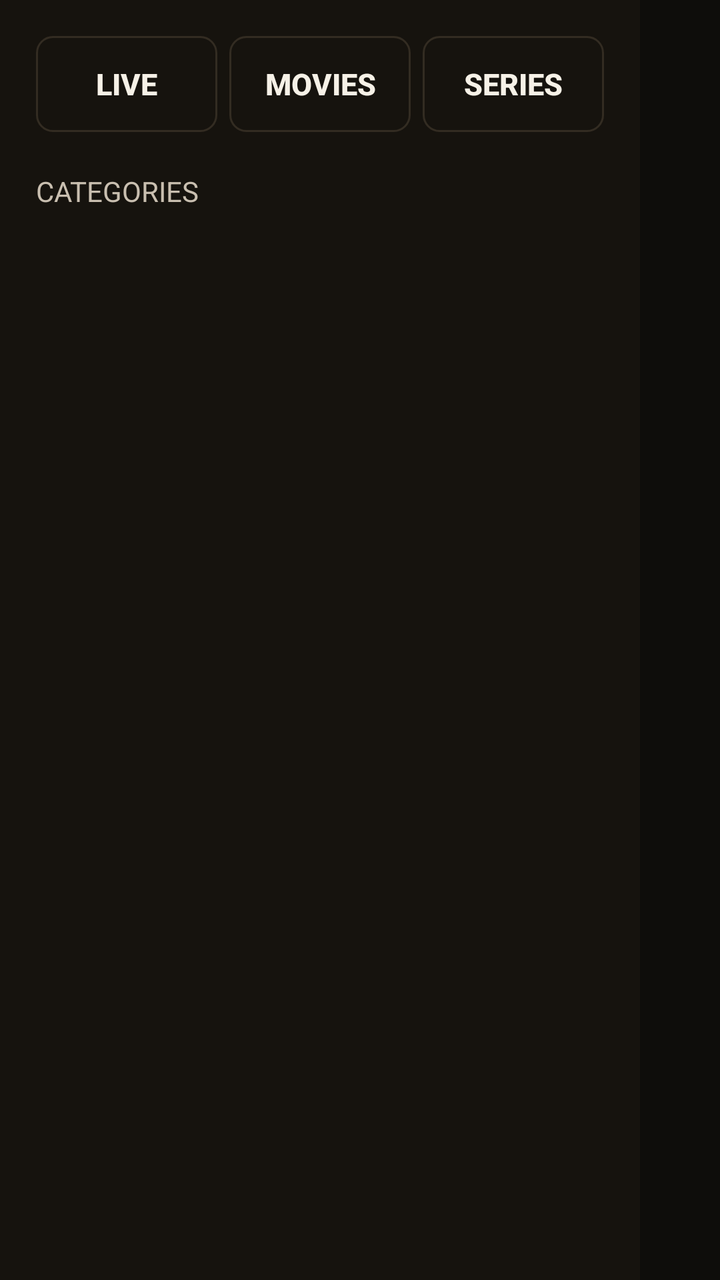
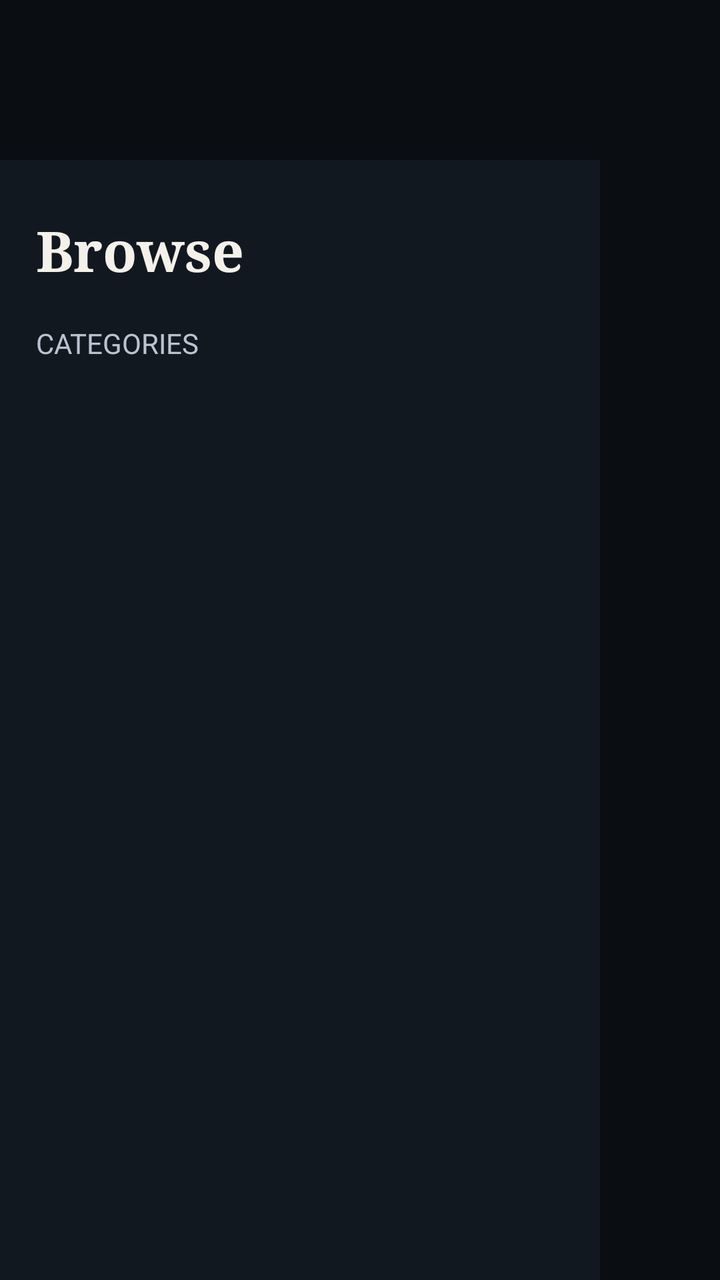

Before-and-after screenshots of an Android layout around one commit, followed by the original layout XML and the change that was made.
<!-- AndroidManifest.xml: application theme AppTheme -->
<!-- res/layout/activity_browse.xml -->
<?xml version="1.0" encoding="utf-8"?>
<LinearLayout xmlns:android="http://schemas.android.com/apk/res/android"
    android:layout_width="match_parent"
    android:layout_height="match_parent"
    android:background="@color/bg"
    android:orientation="horizontal">

    <LinearLayout
        android:layout_width="320dp"
        android:layout_height="match_parent"
        android:background="@color/panel"
        android:orientation="vertical"
        android:padding="18dp">

        <LinearLayout
            android:layout_width="match_parent"
            android:layout_height="wrap_content"
            android:orientation="horizontal">

            <Button
                android:id="@+id/tabLive"
                android:layout_width="0dp"
                android:layout_height="48dp"
                android:layout_marginEnd="3dp"
                android:layout_weight="1"
                android:background="@drawable/tab_bg"
                android:minWidth="0dp"
                android:minHeight="0dp"
                android:paddingStart="4dp"
                android:paddingEnd="4dp"
                android:stateListAnimator="@null"
                android:text="@string/live"
                android:textColor="@color/text"
                android:textSize="15sp"
                android:textStyle="bold" />

            <Button
                android:id="@+id/tabVod"
                android:layout_width="0dp"
                android:layout_height="48dp"
                android:layout_marginStart="3dp"
                android:layout_marginEnd="3dp"
                android:layout_weight="1"
                android:background="@drawable/tab_bg"
                android:minWidth="0dp"
                android:minHeight="0dp"
                android:paddingStart="4dp"
                android:paddingEnd="4dp"
                android:stateListAnimator="@null"
                android:text="@string/movies"
                android:textColor="@color/text"
                android:textSize="15sp"
                android:textStyle="bold" />

            <Button
                android:id="@+id/tabSeries"
                android:layout_width="0dp"
                android:layout_height="48dp"
                android:layout_marginStart="3dp"
                android:layout_weight="1"
                android:background="@drawable/tab_bg"
                android:minWidth="0dp"
                android:minHeight="0dp"
                android:paddingStart="4dp"
                android:paddingEnd="4dp"
                android:stateListAnimator="@null"
                android:text="@string/series"
                android:textColor="@color/text"
                android:textSize="15sp"
                android:textStyle="bold" />
        </LinearLayout>

        <TextView
            android:layout_width="match_parent"
            android:layout_height="wrap_content"
            android:paddingTop="20dp"
            android:paddingBottom="8dp"
            android:text="@string/categories"
            android:textAllCaps="true"
            android:textColor="@color/text_dim"
            android:textSize="14sp" />

        <androidx.recyclerview.widget.RecyclerView
            android:id="@+id/categories"
            android:layout_width="match_parent"
            android:layout_height="0dp"
            android:layout_weight="1"
            android:clipToPadding="false" />
    </LinearLayout>

    <FrameLayout
        android:layout_width="0dp"
        android:layout_height="match_parent"
        android:layout_weight="1">

        <androidx.recyclerview.widget.RecyclerView
            android:id="@+id/streams"
            android:layout_width="match_parent"
            android:layout_height="match_parent"
            android:clipToPadding="false"
            android:padding="20dp" />

        <ProgressBar
            android:id="@+id/progress"
            android:layout_width="wrap_content"
            android:layout_height="wrap_content"
            android:layout_gravity="center"
            android:visibility="gone" />

        <TextView
            android:id="@+id/status"
            android:layout_width="wrap_content"
            android:layout_height="wrap_content"
            android:layout_gravity="center"
            android:gravity="center"
            android:padding="24dp"
            android:textColor="@color/text_dim"
            android:textSize="16sp" />
    </FrameLayout>

</LinearLayout>
<!-- resources referenced by this layout -->
<resources>
  <color name="bg">#0E0D0B</color>
  <color name="panel">#16130E</color>
  <color name="text">#F6F1E7</color>
  <color name="text_dim">#C9BFB0</color>
  <!-- drawable tab_bg (drawable) -->
  <?xml version="1.0" encoding="utf-8"?>
  <selector xmlns:android="http://schemas.android.com/apk/res/android">
      <item android:state_focused="true" android:state_selected="true">
          <shape android:shape="rectangle">
              <solid android:color="@color/accent" />
              <stroke
                  android:width="2dp"
                  android:color="@color/accent_light" />
              <corners android:radius="8dp" />
          </shape>
      </item>
      <item android:state_selected="true">
          <shape android:shape="rectangle">
              <solid android:color="@color/accent" />
              <corners android:radius="8dp" />
          </shape>
      </item>
      <item android:state_focused="true">
          <shape android:shape="rectangle">
              <solid android:color="@color/panel" />
              <stroke
                  android:width="2dp"
                  android:color="@color/accent" />
              <corners android:radius="8dp" />
          </shape>
      </item>
      <item>
          <shape android:shape="rectangle">
              <solid android:color="#00000000" />
              <stroke
                  android:width="1dp"
                  android:color="@color/card_border" />
              <corners android:radius="8dp" />
          </shape>
      </item>
  </selector>
  <string name="categories">Categories</string>
  <string name="live">LIVE</string>
  <string name="movies">MOVIES</string>
  <string name="series">SERIES</string>
  <style name="AppTheme" parent="Theme.AppCompat.NoActionBar">
          <item name="android:windowBackground">@color/bg</item>
          <item name="android:windowNoTitle">true</item>
          <item name="android:windowFullscreen">true</item>
          <item name="colorAccent">@color/accent</item>
          <item name="android:textColor">@color/text</item>
      </style>
  <color name="accent">#F2B441</color>
  <color name="accent_light">#FFD98A</color>
  <color name="card_border">#332C22</color>
</resources>

<!-- the commit's change to res/layout/activity_browse.xml (unified diff, before → after) -->
@@ -3,119 +3,143 @@
     android:layout_width="match_parent"
     android:layout_height="match_parent"
     android:background="@color/bg"
-    android:orientation="horizontal">
+    android:orientation="vertical">
+
+    <FrameLayout
+        android:id="@+id/navHost"
+        android:layout_width="match_parent"
+        android:layout_height="80dp" />
 
     <LinearLayout
-        android:layout_width="320dp"
-        android:layout_height="match_parent"
-        android:background="@color/panel"
-        android:orientation="vertical"
-        android:padding="18dp">
+        android:layout_width="match_parent"
+        android:layout_height="0dp"
+        android:layout_weight="1"
+        android:orientation="horizontal">
 
         <LinearLayout
-            android:layout_width="match_parent"
-            android:layout_height="wrap_content"
-            android:orientation="horizontal">
+            android:layout_width="300dp"
+            android:layout_height="match_parent"
+            android:background="@color/panel"
+            android:orientation="vertical"
+            android:padding="18dp">
 
-            <Button
-                android:id="@+id/tabLive"
-                android:layout_width="0dp"
-                android:layout_height="48dp"
-                android:layout_marginEnd="3dp"
-                android:layout_weight="1"
-                android:background="@drawable/tab_bg"
-                android:minWidth="0dp"
-                android:minHeight="0dp"
-                android:paddingStart="4dp"
-                android:paddingEnd="4dp"
-                android:stateListAnimator="@null"
-                android:text="@string/live"
+            <TextView
+                android:layout_width="match_parent"
+                android:layout_height="wrap_content"
+                android:fontFamily="serif"
+                android:paddingTop="8dp"
+                android:paddingBottom="14dp"
+                android:text="Browse"
                 android:textColor="@color/text"
-                android:textSize="15sp"
+                android:textSize="28sp"
                 android:textStyle="bold" />
 
-            <Button
-                android:id="@+id/tabVod"
-                android:layout_width="0dp"
-                android:layout_height="48dp"
-                android:layout_marginStart="3dp"
-                android:layout_marginEnd="3dp"
+            <LinearLayout
+                android:layout_width="match_parent"
+                android:layout_height="wrap_content"
+                android:orientation="horizontal"
+                android:visibility="gone">
+
+                <Button
+                    android:id="@+id/tabLive"
+                    android:layout_width="0dp"
+                    android:layout_height="48dp"
+                    android:layout_marginEnd="3dp"
+                    android:layout_weight="1"
+                    android:background="@drawable/tab_bg"
+                    android:minWidth="0dp"
+                    android:minHeight="0dp"
+                    android:paddingStart="4dp"
+                    android:paddingEnd="4dp"
+                    android:stateListAnimator="@null"
+                    android:text="@string/live"
+                    android:textColor="@color/text"
+                    android:textSize="15sp"
+                    android:textStyle="bold" />
+
+                <Button
+                    android:id="@+id/tabVod"
+                    android:layout_width="0dp"
+                    android:layout_height="48dp"
+                    android:layout_marginStart="3dp"
+                    android:layout_marginEnd="3dp"
+                    android:layout_weight="1"
+                    android:background="@drawable/tab_bg"
+                    android:minWidth="0dp"
+                    android:minHeight="0dp"
+                    android:paddingStart="4dp"
+                    android:paddingEnd="4dp"
+                    android:stateListAnimator="@null"
+                    android:text="@string/movies"
+                    android:textColor="@color/text"
+                    android:textSize="15sp"
+                    android:textStyle="bold" />
+
+                <Button
+                    android:id="@+id/tabSeries"
+                    android:layout_width="0dp"
+                    android:layout_height="48dp"
+                    android:layout_marginStart="3dp"
+                    android:layout_weight="1"
+                    android:background="@drawable/tab_bg"
+                    android:minWidth="0dp"
+                    android:minHeight="0dp"
+                    android:paddingStart="4dp"
+                    android:paddingEnd="4dp"
+                    android:stateListAnimator="@null"
+                    android:text="@string/series"
+                    android:textColor="@color/text"
+                    android:textSize="15sp"
+                    android:textStyle="bold" />
+            </LinearLayout>
+
+            <TextView
+                android:layout_width="match_parent"
+                android:layout_height="wrap_content"
+                android:paddingTop="4dp"
+                android:paddingBottom="8dp"
+                android:text="@string/categories"
+                android:textAllCaps="true"
+                android:textColor="@color/text_dim"
+                android:textSize="14sp" />
+
+            <androidx.recyclerview.widget.RecyclerView
+                android:id="@+id/categories"
+                android:layout_width="match_parent"
+                android:layout_height="0dp"
                 android:layout_weight="1"
-                android:background="@drawable/tab_bg"
-                android:minWidth="0dp"
-                android:minHeight="0dp"
-                android:paddingStart="4dp"
-                android:paddingEnd="4dp"
-                android:stateListAnimator="@null"
-                android:text="@string/movies"
-                android:textColor="@color/text"
-                android:textSize="15sp"
-                android:textStyle="bold" />
-
-            <Button
-                android:id="@+id/tabSeries"
-                android:layout_width="0dp"
-                android:layout_height="48dp"
-                android:layout_marginStart="3dp"
-                android:layout_weight="1"
-                android:background="@drawable/tab_bg"
-                android:minWidth="0dp"
-                android:minHeight="0dp"
-                android:paddingStart="4dp"
-                android:paddingEnd="4dp"
-                android:stateListAnimator="@null"
-                android:text="@string/series"
-                android:textColor="@color/text"
-                android:textSize="15sp"
-                android:textStyle="bold" />
+                android:clipToPadding="false" />
         </LinearLayout>
 
-        <TextView
-            android:layout_width="match_parent"
-            android:layout_height="wrap_content"
-            android:paddingTop="20dp"
-            android:paddingBottom="8dp"
-            android:text="@string/categories"
-            android:textAllCaps="true"
-            android:textColor="@color/text_dim"
-            android:textSize="14sp" />
+        <FrameLayout
+            android:layout_width="0dp"
+            android:layout_height="match_parent"
+            android:layout_weight="1">
 
-        <androidx.recyclerview.widget.RecyclerView
-            android:id="@+id/categories"
-            android:layout_width="match_parent"
-            android:layout_height="0dp"
-            android:layout_weight="1"
-            android:clipToPadding="false" />
+            <androidx.recyclerview.widget.RecyclerView
+                android:id="@+id/streams"
+                android:layout_width="match_parent"
+                android:layout_height="match_parent"
+                android:clipChildren="false"
+                android:clipToPadding="false"
+                android:padding="20dp" />
+
+            <ProgressBar
+                android:id="@+id/progress"
+                android:layout_width="wrap_content"
+                android:layout_height="wrap_content"
+                android:layout_gravity="center"
+                android:visibility="gone" />
+
+            <TextView
+                android:id="@+id/status"
+                android:layout_width="wrap_content"
+                android:layout_height="wrap_content"
+                android:layout_gravity="center"
+                android:gravity="center"
+                android:padding="24dp"
+                android:textColor="@color/text_dim"
+                android:textSize="16sp" />
+        </FrameLayout>
     </LinearLayout>
-
-    <FrameLayout
-        android:layout_width="0dp"
-        android:layout_height="match_parent"
-        android:layout_weight="1">
-
-        <androidx.recyclerview.widget.RecyclerView
-            android:id="@+id/streams"
-            android:layout_width="match_parent"
-            android:layout_height="match_parent"
-            android:clipToPadding="false"
-            android:padding="20dp" />
-
-        <ProgressBar
-            android:id="@+id/progress"
-            android:layout_width="wrap_content"
-            android:layout_height="wrap_content"
-            android:layout_gravity="center"
-            android:visibility="gone" />
-
-        <TextView
-            android:id="@+id/status"
-            android:layout_width="wrap_content"
-            android:layout_height="wrap_content"
-            android:layout_gravity="center"
-            android:gravity="center"
-            android:padding="24dp"
-            android:textColor="@color/text_dim"
-            android:textSize="16sp" />
-    </FrameLayout>
-
 </LinearLayout>
<!-- resource entries referenced after the edit -->
@@ -1,9 +1,9 @@
 <!-- resources referenced by this layout -->
 <resources>
-  <color name="bg">#0E0D0B</color>
-  <color name="panel">#16130E</color>
-  <color name="text">#F6F1E7</color>
-  <color name="text_dim">#C9BFB0</color>
+  <color name="bg">#0A0E13</color>
+  <color name="panel">#121820</color>
+  <color name="text">#F4F1EA</color>
+  <color name="text_dim">#BAC3D0</color>
   <!-- drawable tab_bg (drawable) -->
   <?xml version="1.0" encoding="utf-8"?>
   <selector xmlns:android="http://schemas.android.com/apk/res/android">
@@ -52,8 +52,8 @@
           <item name="colorAccent">@color/accent</item>
           <item name="android:textColor">@color/text</item>
       </style>
-  <color name="accent">#F2B441</color>
-  <color name="accent_light">#FFD98A</color>
-  <color name="card_border">#332C22</color>
+  <color name="accent">#FFD23F</color>
+  <color name="accent_light">#FFE58A</color>
+  <color name="card_border">#283345</color>
 </resources>
 
